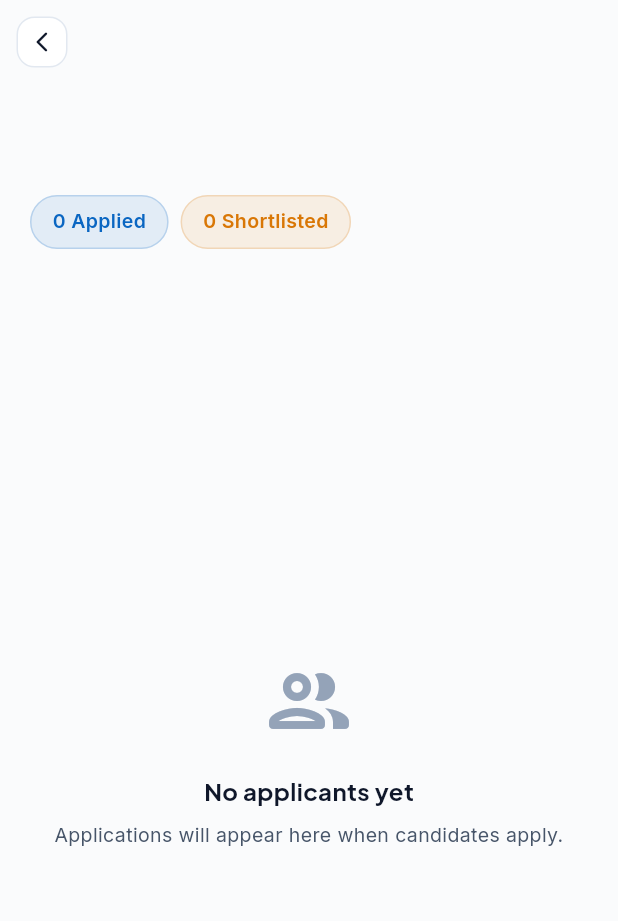
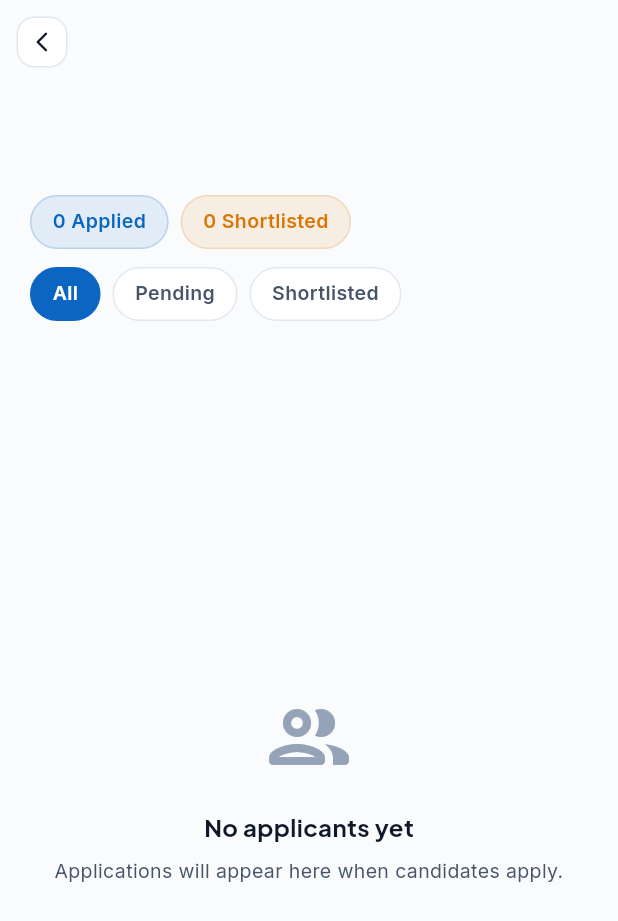
Before and after one commit to raghadashraf/JobScope, a Flutter app: the JobApplicantsScreen screen opened directly with empty values, on a phone screen of 412 x 824 dp. Shown: the top 921 px of the screen. Run offline on Flutter 3.47's test engine with Material 3 defaults, Android fonts, the phone set to English and light mode, and no system bars; our stand-ins replace cloud_firestore, file_picker, firebase_auth, firebase_core, firebase_messaging, firebase_storage and 7 more; missing offline and left inert: syncfusion_flutter_pdf; accounts and stored records are empty.

Commit message:
feat:  add match score sort and status filter tabs to JobApplicantsScreen add match score sort and status filter tabs to JobApplicantsScreenv

```diff
--- a/lib/features/recruiter/presentation/job_applicants_screen.dart
+++ b/lib/features/recruiter/presentation/job_applicants_screen.dart
@@ -15,7 +15,9 @@ class JobApplicantsScreen extends ConsumerWidget {
 
   @override
   Widget build(BuildContext context, WidgetRef ref) {
-    final appsAsync = ref.watch(jobApplicationsStreamProvider(job.id));
+    final appsAsync = ref.watch(sortedApplicantsProvider(job.id));
+    final filter = ref.watch(applicantFilterProvider);
+    final allAppsAsync = ref.watch(jobApplicationsStreamProvider(job.id));
 
     return Scaffold(
       backgroundColor: AppColors.background,
@@ -63,7 +65,7 @@ class JobApplicantsScreen extends ConsumerWidget {
                         fontSize: 14, color: AppColors.textSecondary),
                   ),
                   const SizedBox(height: 16),
-                  appsAsync.when(
+                  allAppsAsync.when(
                     data: (apps) {
                       final shortlisted = apps
                           .where((a) =>
@@ -81,6 +83,19 @@ class JobApplicantsScreen extends ConsumerWidget {
                     },
                     loading: () => const SizedBox.shrink(),
                     error: (_, _) => const SizedBox.shrink(),
+                  ),
+                  const SizedBox(height: 12),
+                  Row(
+                    children: [
+                      _filterTab(
+                          'All', ApplicantFilterStatus.all, filter, ref),
+                      const SizedBox(width: 8),
+                      _filterTab('Pending', ApplicantFilterStatus.pending,
+                          filter, ref),
+                      const SizedBox(width: 8),
+                      _filterTab('Shortlisted',
+                          ApplicantFilterStatus.shortlisted, filter, ref),
+                    ],
                   ),
                 ],
               ),
@@ -100,7 +115,9 @@ class JobApplicantsScreen extends ConsumerWidget {
                             size: 64, color: AppColors.textTertiary),
                         const SizedBox(height: 16),
                         Text(
-                          'No applicants yet',
+                          filter == ApplicantFilterStatus.all
+                              ? 'No applicants yet'
+                              : 'No ${filter.name} applicants',
                           style: GoogleFonts.plusJakartaSans(
                               fontSize: 16,
                               fontWeight: FontWeight.w700,
@@ -158,6 +175,33 @@ class JobApplicantsScreen extends ConsumerWidget {
               fontSize: 13, fontWeight: FontWeight.w600, color: color),
         ),
       );
+
+  Widget _filterTab(String label, ApplicantFilterStatus value,
+      ApplicantFilterStatus current, WidgetRef ref) {
+    final isSelected = current == value;
+    return GestureDetector(
+      onTap: () =>
+          ref.read(applicantFilterProvider.notifier).setFilter(value),
+      child: Container(
+        padding: const EdgeInsets.symmetric(horizontal: 14, vertical: 7),
+        decoration: BoxDecoration(
+          color: isSelected ? AppColors.primary : AppColors.surface,
+          borderRadius: BorderRadius.circular(20),
+          border: Border.all(
+            color: isSelected ? AppColors.primary : AppColors.border,
+          ),
+        ),
+        child: Text(
+          label,
+          style: GoogleFonts.inter(
+            fontSize: 13,
+            fontWeight: FontWeight.w600,
+            color: isSelected ? Colors.white : AppColors.textSecondary,
+          ),
+        ),
+      ),
+    );
+  }
 }
 
 // ── Applicant card ────────────────────────────────────────────────────────────
```
